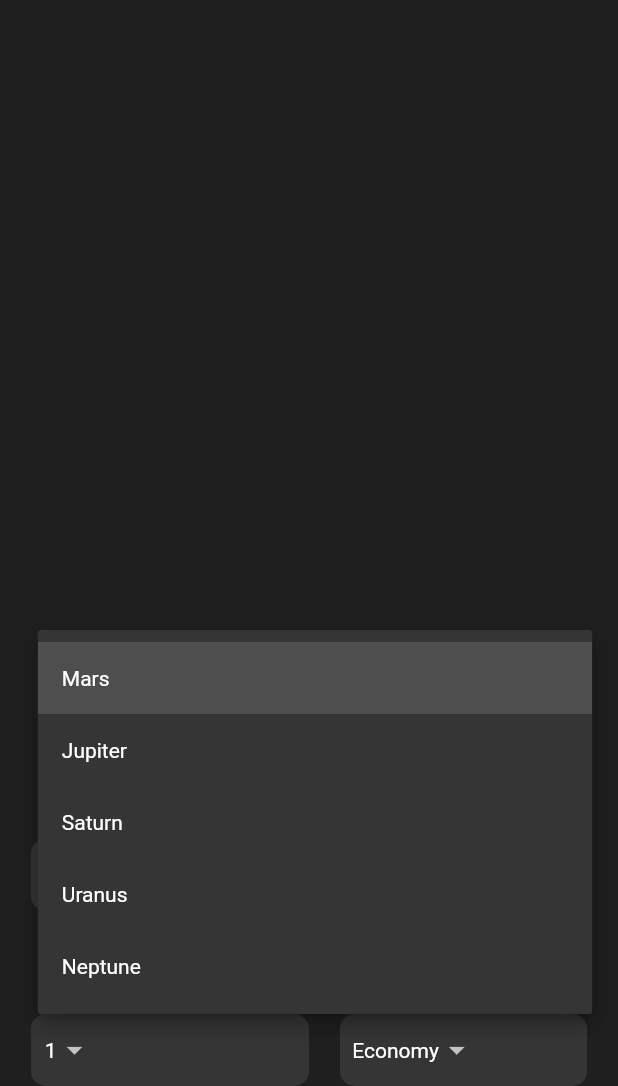
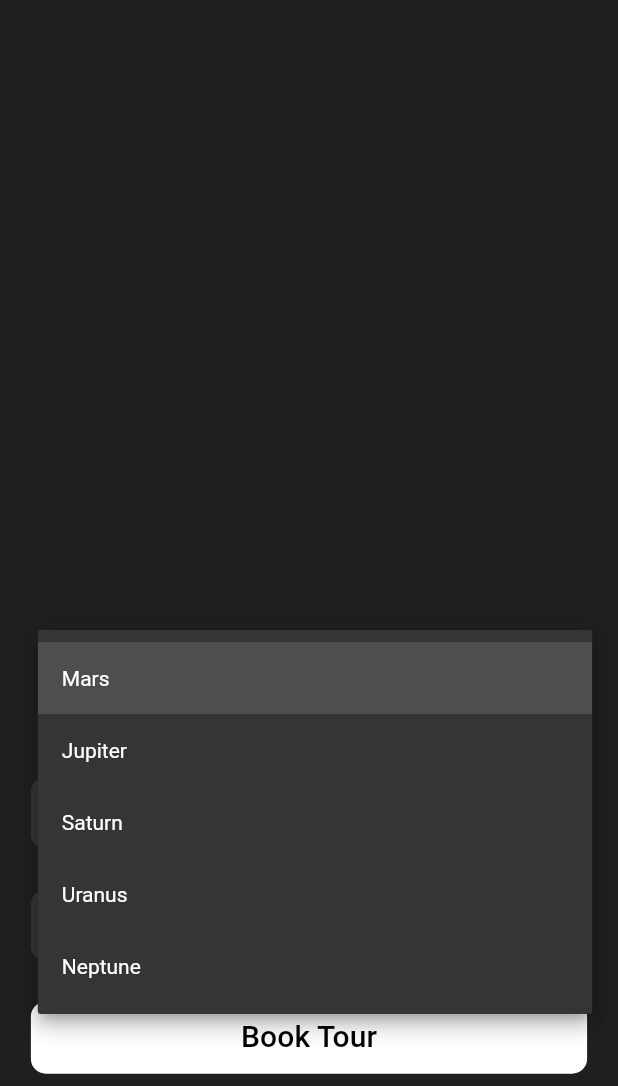
Before and after one commit to Yasitha-Bhanuka/GoSpace-Flutter-App, a Flutter app: the screen it shows after launch, after a tap on "Mars", on a phone screen of 412 x 824 dp, the part 150-1236 px from its top. Run offline on Flutter 3.47's test engine with Material 3 defaults, Android fonts, the light colour scheme and no system bars.

Commit message:
Add the new MaterialButton widget into the bottom of the screen.

```diff
--- a/lib/pages/home_page.dart
+++ b/lib/pages/home_page.dart
@@ -44,7 +44,7 @@ class HomePage extends StatelessWidget {
 
   Widget _bookRideWidget() {
     return Container(
-      height: _deviceHeight * 0.2,
+      height: _deviceHeight * 0.25,
       child: Column(
         mainAxisAlignment: MainAxisAlignment.spaceBetween,
         mainAxisSize: MainAxisSize.max,
@@ -52,6 +52,7 @@ class HomePage extends StatelessWidget {
         children: [
           _destinationDropDownWidget(),
           _travellesInformationWidget(),
+          _bookTripButton(),
         ],
       ),
     );
@@ -89,4 +90,25 @@ class HomePage extends StatelessWidget {
       ],
     );
   }
+
+  Widget _bookTripButton() {
+    return Container(
+      margin: EdgeInsets.only(bottom: _deviceHeight * 0.01),
+      width: _deviceWidth,
+      decoration: BoxDecoration(
+        color: Colors.white,
+        borderRadius: BorderRadius.circular(10),
+      ),
+      child: MaterialButton(
+        onPressed: () {},
+        child: const Text(
+          "Book Tour",
+          style: TextStyle(
+            color: Colors.black,
+            fontSize: 20,
+          ),
+        ),
+      ),
+    );
+  }
 }
```
